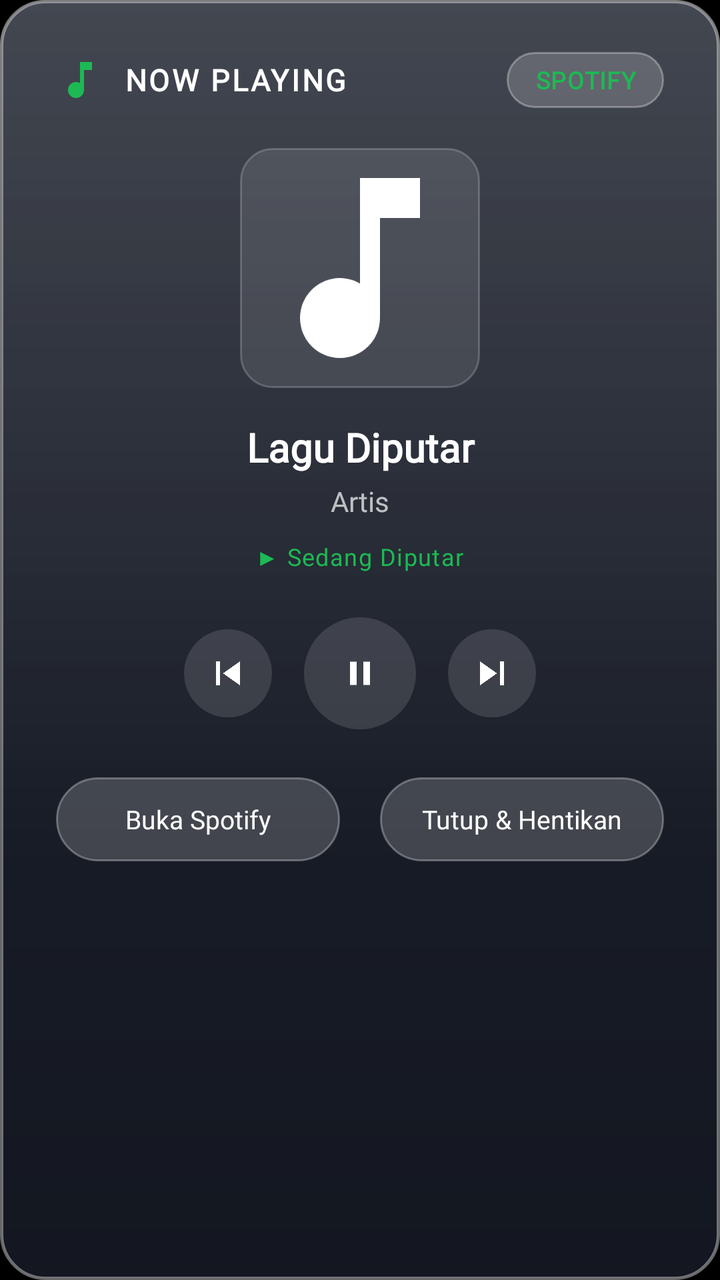
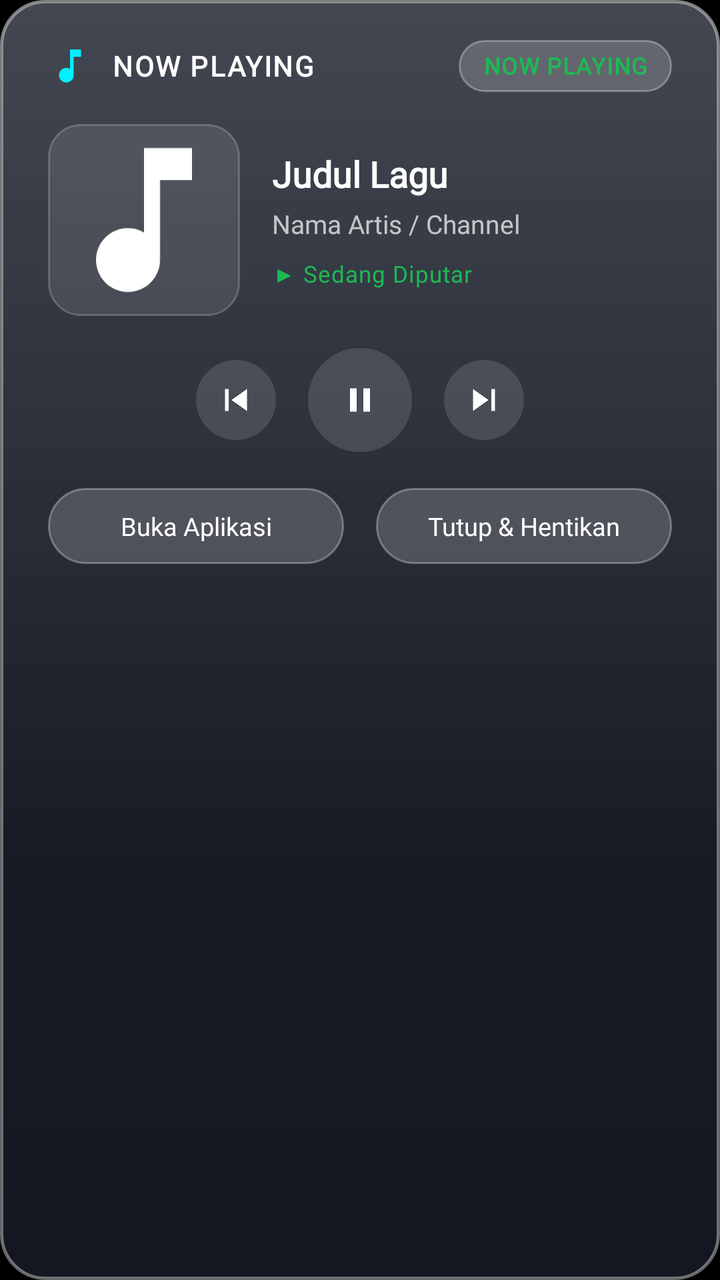

An Android layout rendered at two revisions. The XML below is the earlier revision; the diff shows what the commit changed to produce the second picture.
<!-- AndroidManifest.xml: application theme Theme.TvHome -->
<!-- res/layout/dialog_media_hub.xml -->
<?xml version="1.0" encoding="utf-8"?>
<LinearLayout xmlns:android="http://schemas.android.com/apk/res/android"
    android:layout_width="match_parent"
    android:layout_height="wrap_content"
    android:orientation="vertical"
    android:background="@drawable/bg_glass_dialog"
    android:paddingStart="28dp"
    android:paddingEnd="28dp"
    android:paddingTop="26dp"
    android:paddingBottom="26dp"
    android:gravity="center_horizontal"
    android:elevation="20dp">

    
    <LinearLayout
        android:layout_width="match_parent"
        android:layout_height="wrap_content"
        android:orientation="horizontal"
        android:gravity="center_vertical">

        <ImageView
            android:id="@+id/headerIcon"
            android:layout_width="24dp"
            android:layout_height="24dp"
            android:src="@drawable/ic_music"
            android:tint="#1DB954" />

        <TextView
            android:id="@+id/headerTitle"
            android:layout_width="0dp"
            android:layout_height="wrap_content"
            android:layout_weight="1"
            android:layout_marginStart="10dp"
            android:text="NOW PLAYING"
            android:textColor="#FFFFFFFF"
            android:textSize="15sp"
            android:fontFamily="@font/outfit"
            android:fontVariationSettings="'wght' 700"
            android:textStyle="bold"
            android:letterSpacing="0.08" />

        <TextView
            android:id="@+id/badgeSource"
            android:layout_width="wrap_content"
            android:layout_height="28dp"
            android:background="@drawable/bg_dialog_btn"
            android:paddingStart="14dp"
            android:paddingEnd="14dp"
            android:gravity="center"
            android:text="SPOTIFY"
            android:textColor="#1DB954"
            android:textSize="12sp"
            android:fontFamily="@font/outfit"
            android:fontVariationSettings="'wght' 700"
            android:textStyle="bold"
            android:letterSpacing="0.04" />
    </LinearLayout>

    
    <FrameLayout
        android:layout_width="120dp"
        android:layout_height="120dp"
        android:layout_marginTop="20dp"
        android:layout_marginBottom="16dp">

        <ImageView
            android:id="@+id/imgAlbumArt"
            android:layout_width="120dp"
            android:layout_height="120dp"
            android:background="@drawable/bg_media_app_pill"
            android:scaleType="centerCrop"
            android:src="@drawable/ic_music"
            android:padding="0dp" />
    </FrameLayout>

    
    <TextView
        android:id="@+id/txtTrackTitle"
        android:layout_width="match_parent"
        android:layout_height="wrap_content"
        android:gravity="center"
        android:text="Lagu Diputar"
        android:textColor="#FFFFFFFF"
        android:textSize="20sp"
        android:fontFamily="@font/outfit"
        android:fontVariationSettings="'wght' 700"
        android:textStyle="bold"
        android:singleLine="true"
        android:ellipsize="marquee"
        android:marqueeRepeatLimit="marquee_forever" />

    
    <TextView
        android:id="@+id/txtTrackArtist"
        android:layout_width="match_parent"
        android:layout_height="wrap_content"
        android:layout_marginTop="4dp"
        android:gravity="center"
        android:text="Artis"
        android:textColor="#B3FFFFFF"
        android:textSize="14sp"
        android:fontFamily="@font/outfit"
        android:fontVariationSettings="'wght' 500"
        android:singleLine="true" />

    
    <TextView
        android:id="@+id/txtPlaybackStatus"
        android:layout_width="wrap_content"
        android:layout_height="wrap_content"
        android:layout_marginTop="10dp"
        android:gravity="center"
        android:text="▶ Sedang Diputar"
        android:textColor="#1DB954"
        android:textSize="12sp"
        android:fontFamily="@font/outfit"
        android:fontVariationSettings="'wght' 600"
        android:letterSpacing="0.04" />

    
    <LinearLayout
        android:layout_width="wrap_content"
        android:layout_height="wrap_content"
        android:layout_marginTop="22dp"
        android:gravity="center_vertical"
        android:orientation="horizontal">

        <ImageView
            android:id="@+id/btnPopupPrev"
            android:layout_width="44dp"
            android:layout_height="44dp"
            android:padding="10dp"
            android:scaleType="centerInside"
            android:src="@drawable/ic_skip_previous"
            android:tint="@color/ic_np_tint"
            android:focusable="true"
            android:clickable="true"
            android:background="@drawable/bg_np_round_btn"
            android:nextFocusRight="@+id/btnPlayPause"
            android:nextFocusDown="@+id/btnOpenApp" />

        <ImageView
            android:id="@+id/btnPlayPause"
            android:layout_width="56dp"
            android:layout_height="56dp"
            android:layout_marginStart="16dp"
            android:layout_marginEnd="16dp"
            android:padding="13dp"
            android:scaleType="centerInside"
            android:src="@drawable/ic_pause"
            android:tint="@color/ic_np_tint"
            android:focusable="true"
            android:clickable="true"
            android:background="@drawable/bg_np_round_btn"
            android:nextFocusLeft="@+id/btnPopupPrev"
            android:nextFocusRight="@+id/btnPopupNext"
            android:nextFocusDown="@+id/btnOpenApp" />

        <ImageView
            android:id="@+id/btnPopupNext"
            android:layout_width="44dp"
            android:layout_height="44dp"
            android:padding="10dp"
            android:scaleType="centerInside"
            android:src="@drawable/ic_skip_next"
            android:tint="@color/ic_np_tint"
            android:focusable="true"
            android:clickable="true"
            android:background="@drawable/bg_np_round_btn"
            android:nextFocusLeft="@+id/btnPlayPause"
            android:nextFocusDown="@+id/btnCloseDialog" />
    </LinearLayout>

    
    <LinearLayout
        android:layout_width="match_parent"
        android:layout_height="wrap_content"
        android:layout_marginTop="24dp"
        android:orientation="horizontal"
        android:gravity="center">

        <TextView
            android:id="@+id/btnOpenApp"
            android:layout_width="0dp"
            android:layout_height="42dp"
            android:layout_weight="1"
            android:layout_marginEnd="10dp"
            android:background="@drawable/bg_dialog_btn"
            android:textColor="@drawable/dialog_btn_text"
            android:textSize="13sp"
            android:fontFamily="@font/outfit"
            android:fontVariationSettings="'wght' 600"
            android:gravity="center"
            android:focusable="true"
            android:clickable="true"
            android:text="Buka Spotify"
            android:nextFocusUp="@+id/btnPlayPause"
            android:nextFocusRight="@+id/btnCloseDialog" />

        <TextView
            android:id="@+id/btnCloseDialog"
            android:layout_width="0dp"
            android:layout_height="42dp"
            android:layout_weight="1"
            android:layout_marginStart="10dp"
            android:background="@drawable/bg_dialog_btn"
            android:textColor="@drawable/dialog_btn_text"
            android:textSize="13sp"
            android:fontFamily="@font/outfit"
            android:fontVariationSettings="'wght' 600"
            android:gravity="center"
            android:focusable="true"
            android:clickable="true"
            android:text="Tutup &amp; Hentikan"
            android:nextFocusUp="@+id/btnPlayPause"
            android:nextFocusLeft="@+id/btnOpenApp" />
    </LinearLayout>
</LinearLayout>
<!-- resources referenced by this layout -->
<resources>
  <!-- drawable bg_dialog_btn (drawable) -->
  <?xml version="1.0" encoding="utf-8"?>
  <selector xmlns:android="http://schemas.android.com/apk/res/android">
      <item android:state_focused="true">
          <shape android:shape="rectangle">
              <solid android:color="#FFFFFFFF" />
              <corners android:radius="21dp" />
              <stroke android:width="2dp" android:color="#FFFFFFFF" />
          </shape>
      </item>
      <item>
          <shape android:shape="rectangle">
              <solid android:color="#2EFFFFFF" />
              <corners android:radius="21dp" />
              <stroke android:width="1dp" android:color="#4DFFFFFF" />
          </shape>
      </item>
  </selector>
  <!-- drawable bg_np_round_btn (drawable) -->
  <?xml version="1.0" encoding="utf-8"?>
  <selector xmlns:android="http://schemas.android.com/apk/res/android">
      <item android:state_focused="true">
          <shape android:shape="oval">
              <solid android:color="#FFFFFFFF" />
          </shape>
      </item>
      <item>
          <shape android:shape="oval">
              <solid android:color="#20FFFFFF" />
          </shape>
      </item>
  </selector>
  <!-- drawable dialog_btn_text (drawable) -->
  <?xml version="1.0" encoding="utf-8"?>
  <selector xmlns:android="http://schemas.android.com/apk/res/android">
      <item android:state_focused="true" android:color="#FF0F1115" />
      <item android:color="#FFFFFFFF" />
  </selector>
  <!-- drawable ic_music (drawable) -->
  <?xml version="1.0" encoding="utf-8"?>
  <vector xmlns:android="http://schemas.android.com/apk/res/android"
      android:width="20dp"
      android:height="20dp"
      android:viewportWidth="24"
      android:viewportHeight="24">
      <path
          android:fillColor="#FFFFFFFF"
          android:pathData="M12,3v10.55c-0.59,-0.34 -1.27,-0.55 -2,-0.55 -2.21,0 -4,1.79 -4,4s1.79,4 4,4 4,-1.79 4,-4V7h4V3h-6z" />
  </vector>
  <!-- drawable ic_pause (drawable) -->
  <?xml version="1.0" encoding="utf-8"?>
  <vector xmlns:android="http://schemas.android.com/apk/res/android"
      android:width="20dp"
      android:height="20dp"
      android:viewportWidth="24"
      android:viewportHeight="24">
      <path
          android:fillColor="#FFFFFFFF"
          android:pathData="M6,19h4V5H6v14zm8,-14v14h4V5h-4z" />
  </vector>
  <!-- drawable ic_skip_next (drawable) -->
  <vector xmlns:android="http://schemas.android.com/apk/res/android"
      android:width="24dp"
      android:height="24dp"
      android:viewportWidth="24"
      android:viewportHeight="24">
      <path
          android:fillColor="#FFFFFFFF"
          android:pathData="M6,18l8.5,-6L6,6v12zM16,6v12h2V6h-2z"/>
  </vector>
  <!-- drawable ic_skip_previous (drawable) -->
  <vector xmlns:android="http://schemas.android.com/apk/res/android"
      android:width="24dp"
      android:height="24dp"
      android:viewportWidth="24"
      android:viewportHeight="24">
      <path
          android:fillColor="#FFFFFFFF"
          android:pathData="M6,6h2v12H6zm3.5,6l8.5,6V6z"/>
  </vector>
  <style name="Theme.TvHome" parent="android:Theme.Material.NoActionBar.Fullscreen">
          <item name="android:windowBackground">@android:color/black</item>
          <item name="android:colorBackground">@android:color/black</item>
          <item name="android:windowAnimationStyle">@null</item>
          
          <item name="android:windowDisablePreview">true</item>
      </style>
  <!-- unchanged entries left out for length: 2 -->
</resources>

<!-- the commit's change to res/layout/dialog_media_hub.xml (unified diff, before → after) -->
@@ -1,14 +1,14 @@
 <?xml version="1.0" encoding="utf-8"?>
 <LinearLayout xmlns:android="http://schemas.android.com/apk/res/android"
+    android:id="@+id/dialogContainer"
     android:layout_width="match_parent"
     android:layout_height="wrap_content"
     android:orientation="vertical"
     android:background="@drawable/bg_glass_dialog"
-    android:paddingStart="28dp"
-    android:paddingEnd="28dp"
-    android:paddingTop="26dp"
-    android:paddingBottom="26dp"
-    android:gravity="center_horizontal"
+    android:paddingStart="24dp"
+    android:paddingEnd="24dp"
+    android:paddingTop="20dp"
+    android:paddingBottom="20dp"
     android:elevation="20dp">
 
     
@@ -20,10 +20,10 @@
 
         <ImageView
             android:id="@+id/headerIcon"
-            android:layout_width="24dp"
-            android:layout_height="24dp"
+            android:layout_width="22dp"
+            android:layout_height="22dp"
             android:src="@drawable/ic_music"
-            android:tint="#1DB954" />
+            android:tint="#00F0FF" />
 
         <TextView
             android:id="@+id/headerTitle"
@@ -33,23 +33,23 @@
             android:layout_marginStart="10dp"
             android:text="NOW PLAYING"
             android:textColor="#FFFFFFFF"
-            android:textSize="15sp"
+            android:textSize="14sp"
             android:fontFamily="@font/outfit"
             android:fontVariationSettings="'wght' 700"
             android:textStyle="bold"
-            android:letterSpacing="0.08" />
+            android:letterSpacing="0.06" />
 
         <TextView
             android:id="@+id/badgeSource"
             android:layout_width="wrap_content"
-            android:layout_height="28dp"
+            android:layout_height="26dp"
             android:background="@drawable/bg_dialog_btn"
-            android:paddingStart="14dp"
-            android:paddingEnd="14dp"
+            android:paddingStart="12dp"
+            android:paddingEnd="12dp"
             android:gravity="center"
-            android:text="SPOTIFY"
+            android:text="NOW PLAYING"
             android:textColor="#1DB954"
-            android:textSize="12sp"
+            android:textSize="11.5sp"
             android:fontFamily="@font/outfit"
             android:fontVariationSettings="'wght' 700"
             android:textStyle="bold"
@@ -57,79 +57,91 @@
     </LinearLayout>
 
     
-    <FrameLayout
-        android:layout_width="120dp"
-        android:layout_height="120dp"
-        android:layout_marginTop="20dp"
-        android:layout_marginBottom="16dp">
-
-        <ImageView
-            android:id="@+id/imgAlbumArt"
-            android:layout_width="120dp"
-            android:layout_height="120dp"
-            android:background="@drawable/bg_media_app_pill"
-            android:scaleType="centerCrop"
-            android:src="@drawable/ic_music"
-            android:padding="0dp" />
-    </FrameLayout>
-
-    
-    <TextView
-        android:id="@+id/txtTrackTitle"
+    <LinearLayout
         android:layout_width="match_parent"
         android:layout_height="wrap_content"
-        android:gravity="center"
-        android:text="Lagu Diputar"
-        android:textColor="#FFFFFFFF"
-        android:textSize="20sp"
-        android:fontFamily="@font/outfit"
-        android:fontVariationSettings="'wght' 700"
-        android:textStyle="bold"
-        android:singleLine="true"
-        android:ellipsize="marquee"
-        android:marqueeRepeatLimit="marquee_forever" />
-
-    
-    <TextView
-        android:id="@+id/txtTrackArtist"
-        android:layout_width="match_parent"
-        android:layout_height="wrap_content"
-        android:layout_marginTop="4dp"
-        android:gravity="center"
-        android:text="Artis"
-        android:textColor="#B3FFFFFF"
-        android:textSize="14sp"
-        android:fontFamily="@font/outfit"
-        android:fontVariationSettings="'wght' 500"
-        android:singleLine="true" />
-
-    
-    <TextView
-        android:id="@+id/txtPlaybackStatus"
+        android:layout_marginTop="16dp"
+        android:orientation="horizontal"
+        android:gravity="center_vertical">
+
+        
+        <FrameLayout
+            android:layout_width="96dp"
+            android:layout_height="96dp">
+
+            <ImageView
+                android:id="@+id/imgAlbumArt"
+                android:layout_width="96dp"
+                android:layout_height="96dp"
+                android:background="@drawable/bg_media_app_pill"
+                android:scaleType="centerCrop"
+                android:src="@drawable/ic_music" />
+        </FrameLayout>
+
+        
+        <LinearLayout
+            android:layout_width="0dp"
+            android:layout_height="wrap_content"
+            android:layout_weight="1"
+            android:layout_marginStart="16dp"
+            android:orientation="vertical"
+            android:gravity="center_vertical">
+
+            <TextView
+                android:id="@+id/txtTrackTitle"
+                android:layout_width="match_parent"
+                android:layout_height="wrap_content"
+                android:text="Judul Lagu"
+                android:textColor="#FFFFFFFF"
+                android:textSize="18sp"
+                android:fontFamily="@font/outfit"
+                android:fontVariationSettings="'wght' 700"
+                android:textStyle="bold"
+                android:singleLine="true"
+                android:ellipsize="marquee"
+                android:marqueeRepeatLimit="marquee_forever" />
+
+            <TextView
+                android:id="@+id/txtTrackArtist"
+                android:layout_width="match_parent"
+                android:layout_height="wrap_content"
+                android:layout_marginTop="4dp"
+                android:text="Nama Artis / Channel"
+                android:textColor="#B3FFFFFF"
+                android:textSize="13sp"
+                android:fontFamily="@font/outfit"
+                android:fontVariationSettings="'wght' 500"
+                android:singleLine="true"
+                android:ellipsize="end" />
+
+            <TextView
+                android:id="@+id/txtPlaybackStatus"
+                android:layout_width="wrap_content"
+                android:layout_height="wrap_content"
+                android:layout_marginTop="8dp"
+                android:text="▶ Sedang Diputar"
+                android:textColor="#1DB954"
+                android:textSize="11.5sp"
+                android:fontFamily="@font/outfit"
+                android:fontVariationSettings="'wght' 600"
+                android:letterSpacing="0.03" />
+        </LinearLayout>
+    </LinearLayout>
+
+    
+    <LinearLayout
         android:layout_width="wrap_content"
         android:layout_height="wrap_content"
-        android:layout_marginTop="10dp"
-        android:gravity="center"
-        android:text="▶ Sedang Diputar"
-        android:textColor="#1DB954"
-        android:textSize="12sp"
-        android:fontFamily="@font/outfit"
-        android:fontVariationSettings="'wght' 600"
-        android:letterSpacing="0.04" />
-
-    
-    <LinearLayout
-        android:layout_width="wrap_content"
-        android:layout_height="wrap_content"
-        android:layout_marginTop="22dp"
+        android:layout_marginTop="16dp"
+        android:layout_gravity="center_horizontal"
         android:gravity="center_vertical"
         android:orientation="horizontal">
 
         <ImageView
             android:id="@+id/btnPopupPrev"
-            android:layout_width="44dp"
-            android:layout_height="44dp"
-            android:padding="10dp"
+            android:layout_width="40dp"
+            android:layout_height="40dp"
+            android:padding="9dp"
             android:scaleType="centerInside"
             android:src="@drawable/ic_skip_previous"
             android:tint="@color/ic_np_tint"
@@ -141,11 +153,11 @@
 
         <ImageView
             android:id="@+id/btnPlayPause"
-            android:layout_width="56dp"
-            android:layout_height="56dp"
+            android:layout_width="52dp"
+            android:layout_height="52dp"
             android:layout_marginStart="16dp"
             android:layout_marginEnd="16dp"
-            android:padding="13dp"
+            android:padding="12dp"
             android:scaleType="centerInside"
             android:src="@drawable/ic_pause"
             android:tint="@color/ic_np_tint"
@@ -158,9 +170,9 @@
 
         <ImageView
             android:id="@+id/btnPopupNext"
-            android:layout_width="44dp"
-            android:layout_height="44dp"
-            android:padding="10dp"
+            android:layout_width="40dp"
+            android:layout_height="40dp"
+            android:padding="9dp"
             android:scaleType="centerInside"
             android:src="@drawable/ic_skip_next"
             android:tint="@color/ic_np_tint"
@@ -175,37 +187,37 @@
     <LinearLayout
         android:layout_width="match_parent"
         android:layout_height="wrap_content"
-        android:layout_marginTop="24dp"
+        android:layout_marginTop="18dp"
         android:orientation="horizontal"
         android:gravity="center">
 
         <TextView
             android:id="@+id/btnOpenApp"
             android:layout_width="0dp"
-            android:layout_height="42dp"
-            android:layout_weight="1"
-            android:layout_marginEnd="10dp"
+            android:layout_height="38dp"
+            android:layout_weight="1"
+            android:layout_marginEnd="8dp"
             android:background="@drawable/bg_dialog_btn"
             android:textColor="@drawable/dialog_btn_text"
-            android:textSize="13sp"
+            android:textSize="12.5sp"
             android:fontFamily="@font/outfit"
             android:fontVariationSettings="'wght' 600"
             android:gravity="center"
             android:focusable="true"
             android:clickable="true"
-            android:text="Buka Spotify"
+            android:text="Buka Aplikasi"
             android:nextFocusUp="@+id/btnPlayPause"
             android:nextFocusRight="@+id/btnCloseDialog" />
 
         <TextView
             android:id="@+id/btnCloseDialog"
             android:layout_width="0dp"
-            android:layout_height="42dp"
-            android:layout_weight="1"
-            android:layout_marginStart="10dp"
+            android:layout_height="38dp"
+            android:layout_weight="1"
+            android:layout_marginStart="8dp"
             android:background="@drawable/bg_dialog_btn"
             android:textColor="@drawable/dialog_btn_text"
-            android:textSize="13sp"
+            android:textSize="12.5sp"
             android:fontFamily="@font/outfit"
             android:fontVariationSettings="'wght' 600"
             android:gravity="center"
